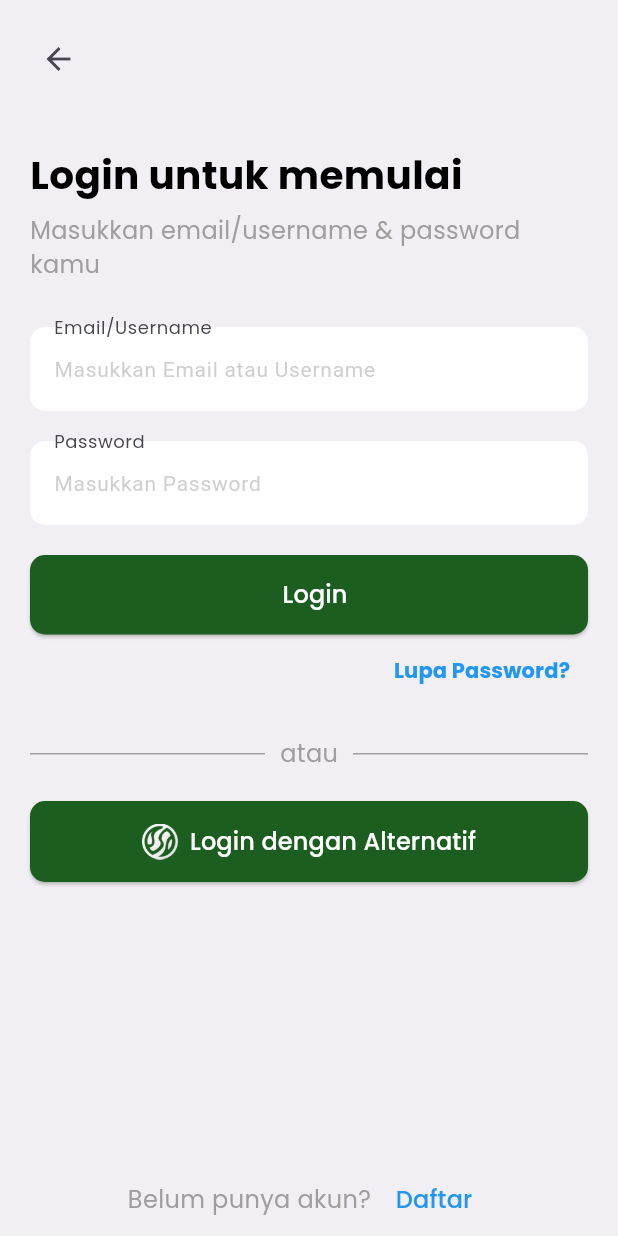
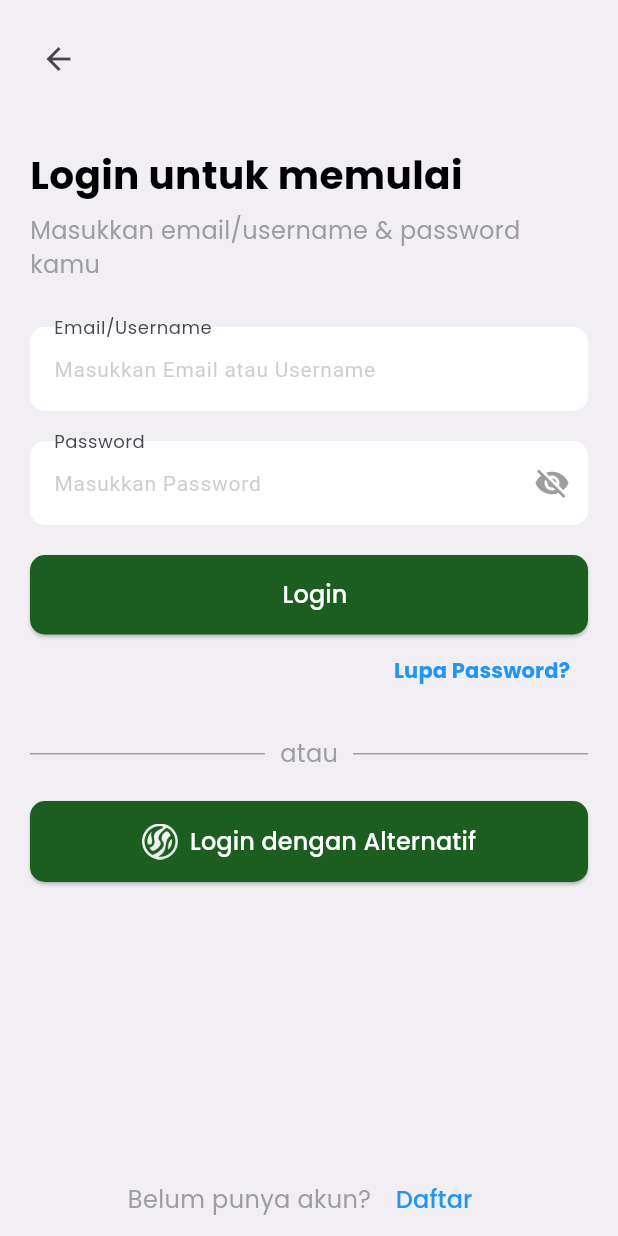
Before and after one commit to dzaky2636/sentuh-tanahku-clone, a Flutter app: the LoginPage screen opened directly, on a phone screen of 412 x 824 dp. Run offline on Flutter 3.47's test engine with Material 3 defaults, Android fonts, the phone set to English and light mode, and no system bars; our stand-ins replace carousel_slider.

Commit message:
password input obfuscate and not button

```diff
--- a/lib/main.dart
+++ b/lib/main.dart
@@ -25,7 +25,7 @@ class SentuhTanahku extends StatelessWidget {
       theme: ThemeData(
         fontFamily: 'Poppins',
       ),
-      home: const HomePage(),
+      home: const LoginPage(),
     );
   }
 }
--- a/lib/widgets/password_input.dart
+++ b/lib/widgets/password_input.dart
@@ -1,6 +1,6 @@
 import 'package:flutter/material.dart';
 
-class PasswordInput extends StatelessWidget {
+class PasswordInput extends StatefulWidget {
   final String labelText;
   final String hintText;
 
@@ -11,13 +11,26 @@ class PasswordInput extends StatelessWidget {
   });
 
   @override
+  PasswordInputState createState() => PasswordInputState();
+}
+
+class PasswordInputState extends State<PasswordInput> {
+  bool _obscureText = true;
+
+  void _toggleVisibility() {
+    setState(() {
+      _obscureText = !_obscureText;
+    });
+  }
+
+  @override
   Widget build(BuildContext context) {
     return TextField(
-      obscureText: true,
+      obscureText: _obscureText,
       style: const TextStyle(fontFamily: 'Roboto'),
       decoration: InputDecoration(
-        labelText: labelText,
-        hintText: hintText,
+        labelText: widget.labelText,
+        hintText: widget.hintText,
         hintStyle: TextStyle(color: Colors.grey.withOpacity(0.5), fontSize: 14),
         filled: true,
         fillColor: Colors.white,
@@ -26,6 +39,13 @@ class PasswordInput extends StatelessWidget {
           borderSide: BorderSide.none,
         ),
         floatingLabelBehavior: FloatingLabelBehavior.always,
+        suffixIcon: IconButton(
+          icon: Icon(
+            _obscureText ? Icons.visibility_off : Icons.visibility,
+            color: Colors.grey,
+          ),
+          onPressed: _toggleVisibility,
+        ),
       ),
     );
   }
```
